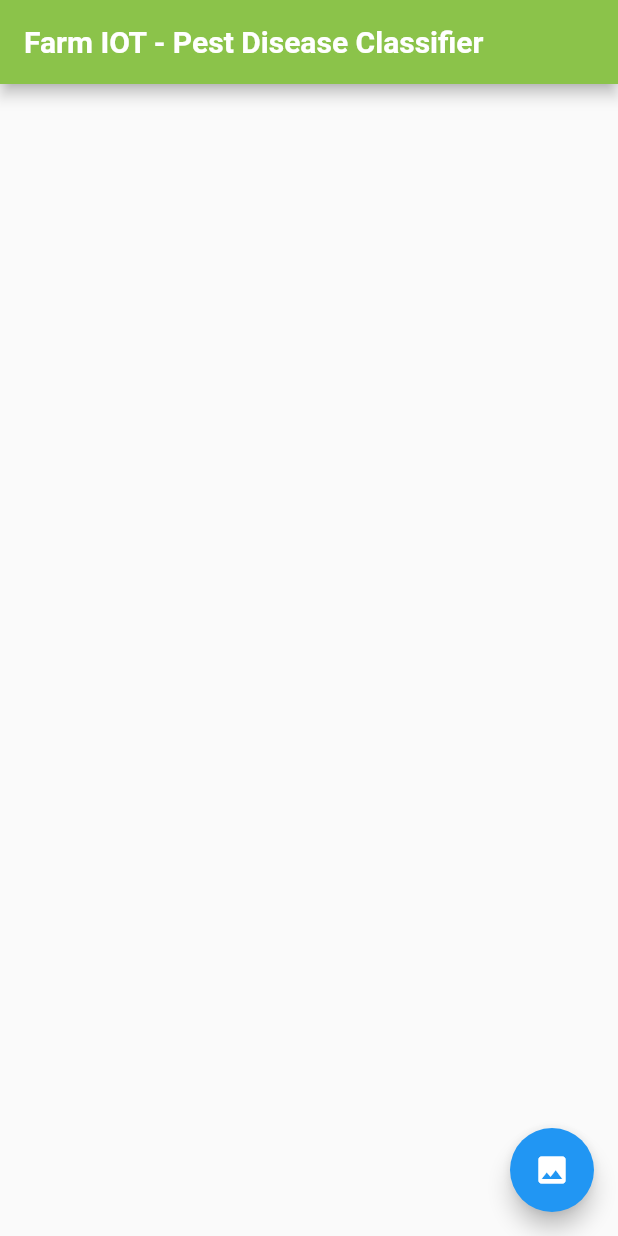
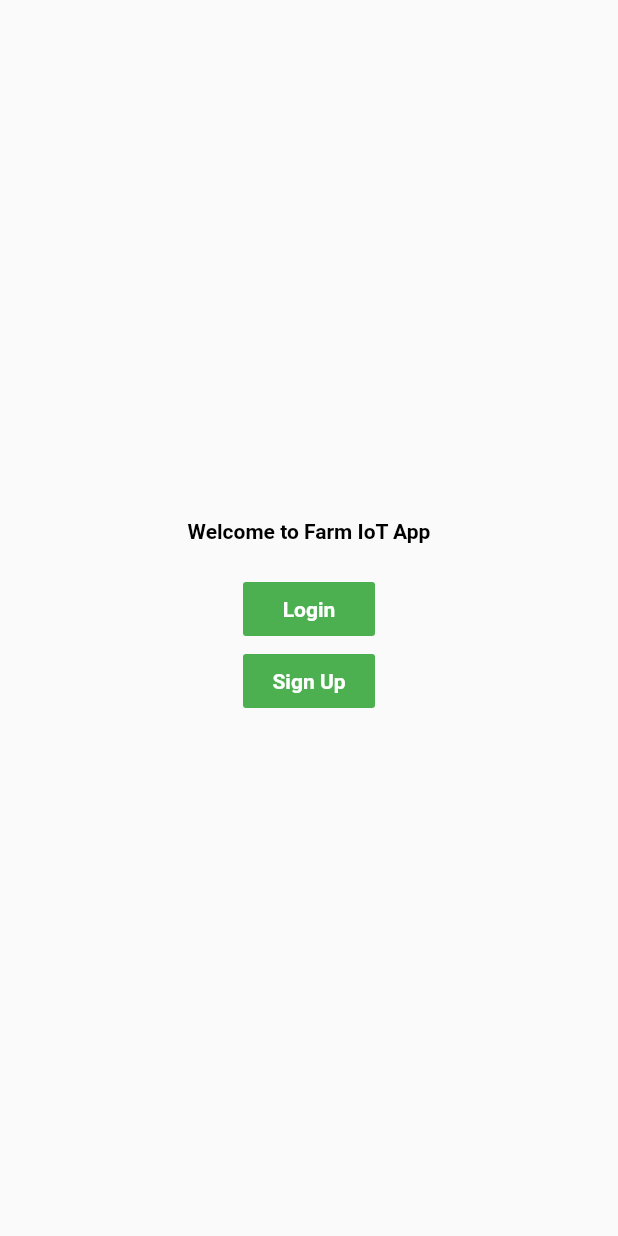
Before and after one commit to Farm-IOT/Farm-Iot-App-Tflite, a Flutter app: the screen it shows after launch, on a phone screen of 412 x 824 dp. Run offline on Flutter 3.47's test engine with Material 2 defaults, Android fonts, the phone set to English and light mode, and no system bars; our stand-ins replace image_picker; missing offline and left inert: tflite.

Commit message:
New Files added

```diff
--- a/lib/main.dart
+++ b/lib/main.dart
@@ -1,114 +1,48 @@
-import 'dart:io';
 import 'package:flutter/material.dart';
-import 'package:image_picker/image_picker.dart';
-import 'package:tflite/tflite.dart';
+import 'package:machine_learning_flutter_app/screens/login.dart';
+import 'package:machine_learning_flutter_app/screens/signup.dart';
 
-void main() => runApp(MaterialApp(
-  home: MyApp(),
-));
-
-class MyApp extends StatefulWidget {
-  @override
-  _MyAppState createState() => _MyAppState();
+void main(){
+  runApp(MaterialApp(home: WelcomePage(),));
 }
 
-class _MyAppState extends State<MyApp> {
-  List _outputs;
-  File _image;
-  bool _loading = false;
-
-  @override
-  void initState() {
-    super.initState();
-    _loading = true;
-
-    loadModel().then((value) {
-      setState(() {
-        _loading = false;
-      });
-    });
-  }
-
+class WelcomePage extends StatelessWidget {
   @override
   Widget build(BuildContext context) {
     return Scaffold(
-      appBar: AppBar(
-        backgroundColor: Colors.lightGreen,
-        title: const Text('Farm IOT - Pest Disease Classifier',
-        style: TextStyle(
-          fontWeight: FontWeight.bold,
-        ),
-        ),
-      ),
-      body: _loading
-          ? Container(
-        alignment: Alignment.center,
-        child: CircularProgressIndicator(),
-      )
-          : Container(
-        width: MediaQuery.of(context).size.width,
+      body: Center(
         child: Column(
+          mainAxisAlignment: MainAxisAlignment.center,
           crossAxisAlignment: CrossAxisAlignment.center,
-          mainAxisAlignment: MainAxisAlignment.center,
-          children: [
-            _image == null ? Container() : Image.file(_image),
-            SizedBox(
-              height: 20,
+          children: <Widget>[
+            Text("Welcome to Farm IoT App",
+              style: TextStyle(
+                fontWeight: FontWeight.bold,
+                color: Colors.black,
+              ),
             ),
-            _outputs != null
-                ? Text(
-              "${_outputs[0]["label"]}",
-              style: TextStyle(
-                color: Colors.black,
-                fontSize: 20.0,
-                background: Paint()..color = Colors.white,
+            SizedBox(height: 20,),
+            FlatButton(
+              color: Colors.green,
+              child: Text("Login",
+                style: TextStyle(color: Colors.white, fontWeight: FontWeight.bold),
               ),
-            )
-                : Container()
+              onPressed: (){
+                Navigator.push(context, MaterialPageRoute(builder: (context)=>LoginPage()));
+              },
+            ),
+            FlatButton(
+              color: Colors.green,
+              child: Text("Sign Up",
+                style: TextStyle(color: Colors.white, fontWeight: FontWeight.bold),
+              ),
+              onPressed: (){
+                Navigator.push(context, MaterialPageRoute(builder: (context)=>SignupPage()));
+              },
+            ),
           ],
         ),
       ),
-      floatingActionButton: FloatingActionButton(
-        onPressed: pickImage,
-        child: Icon(Icons.image),
-      ),
     );
   }
-
-  pickImage() async {
-    var image = await ImagePicker.pickImage(source: ImageSource.gallery);
-    if (image == null) return null;
-    setState(() {
-      _loading = true;
-      _image = image;
-    });
-    classifyImage(image);
-  }
-
-  classifyImage(File image) async {
-    var output = await Tflite.runModelOnImage(
-      path: image.path,
-      numResults: 2,
-      threshold: 0.5,
-      imageMean: 127.5,
-      imageStd: 127.5,
-    );
-    setState(() {
-      _loading = false;
-      _outputs = output;
-    });
-  }
-
-  loadModel() async {
-    await Tflite.loadModel(
-      model: "assets/model_unquant.tflite",
-      labels: "assets/labels.txt",
-    );
-  }
-
-  @override
-  void dispose() {
-    Tflite.close();
-    super.dispose();
-  }
 }
--- a/pubspec.yaml
+++ b/pubspec.yaml
@@ -25,6 +25,7 @@ dependencies:
   cupertino_icons: ^0.1.2
   tflite: ^1.0.4
   image_picker: ^0.6.2+3
+  camera: ^0.5.8+7
 
 dev_dependencies:
   flutter_test:
```
Also changed, not shown: lib/screens/image_analysis.dart (added, +110 -0 lines), lib/screens/login.dart (added, +97 -0 lines), lib/screens/signup.dart (added, +102 -0 lines), pubspec.lock, 4 other files.
